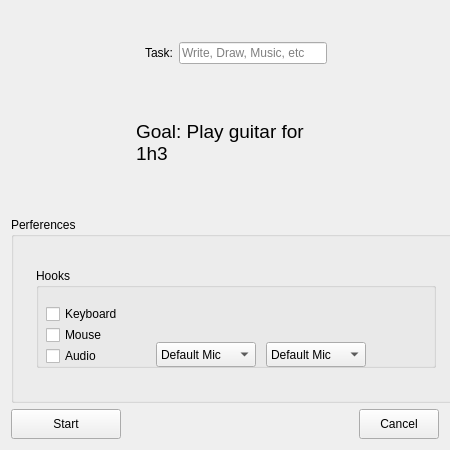
First picture: the form in Tasker/Ui/NewSessionQWidget.ui, repository thebigG/Tasker, before the edit.
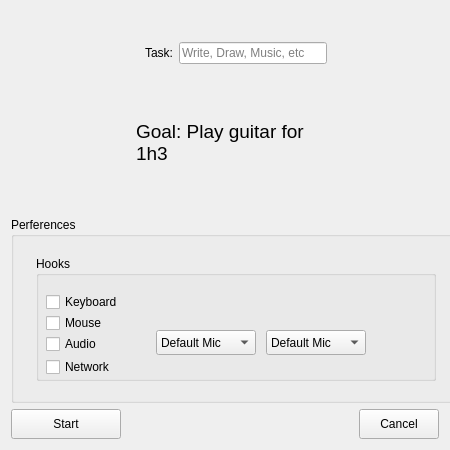
Second picture: the form after the edit.

Patch:
```diff
--- a/Tasker/Ui/NewSessionQWidget.ui
+++ b/Tasker/Ui/NewSessionQWidget.ui
@@ -170,7 +170,7 @@
         <property name="maximumSize">
          <size>
           <width>400</width>
-          <height>100</height>
+          <height>125</height>
          </size>
         </property>
         <property name="styleSheet">
@@ -293,6 +293,19 @@
           </property>
          </item>
         </widget>
+        <widget class="QCheckBox" name="networkQCheckBox">
+         <property name="geometry">
+          <rect>
+           <x>10</x>
+           <y>100</y>
+           <width>90</width>
+           <height>22</height>
+          </rect>
+         </property>
+         <property name="text">
+          <string>Network</string>
+         </property>
+        </widget>
        </widget>
       </item>
      </layout>
```
